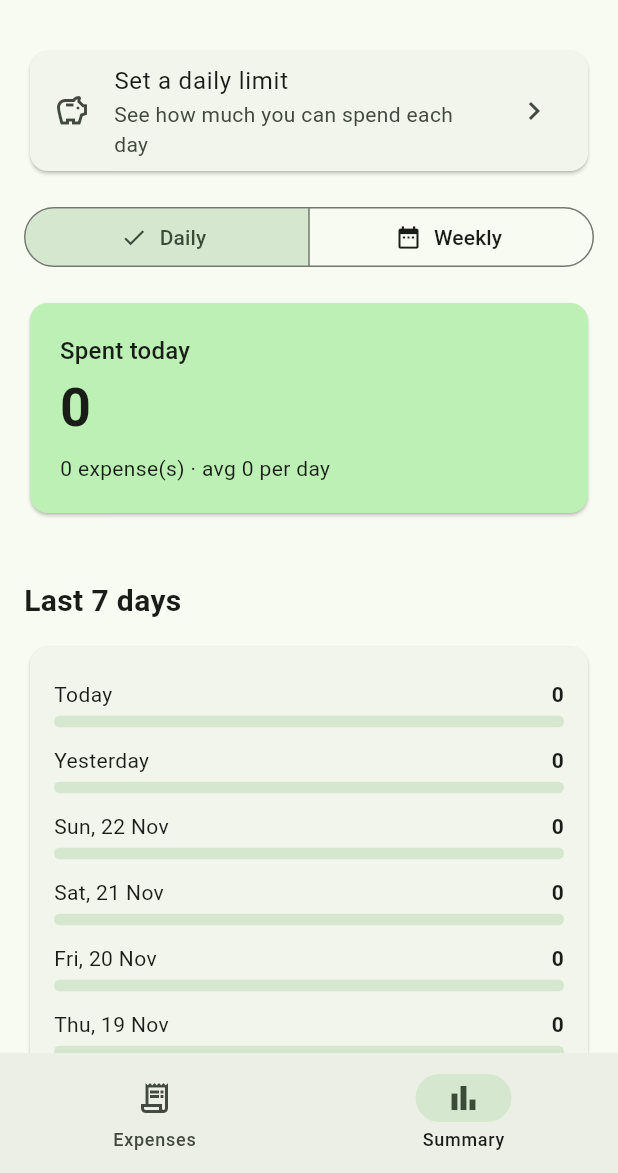
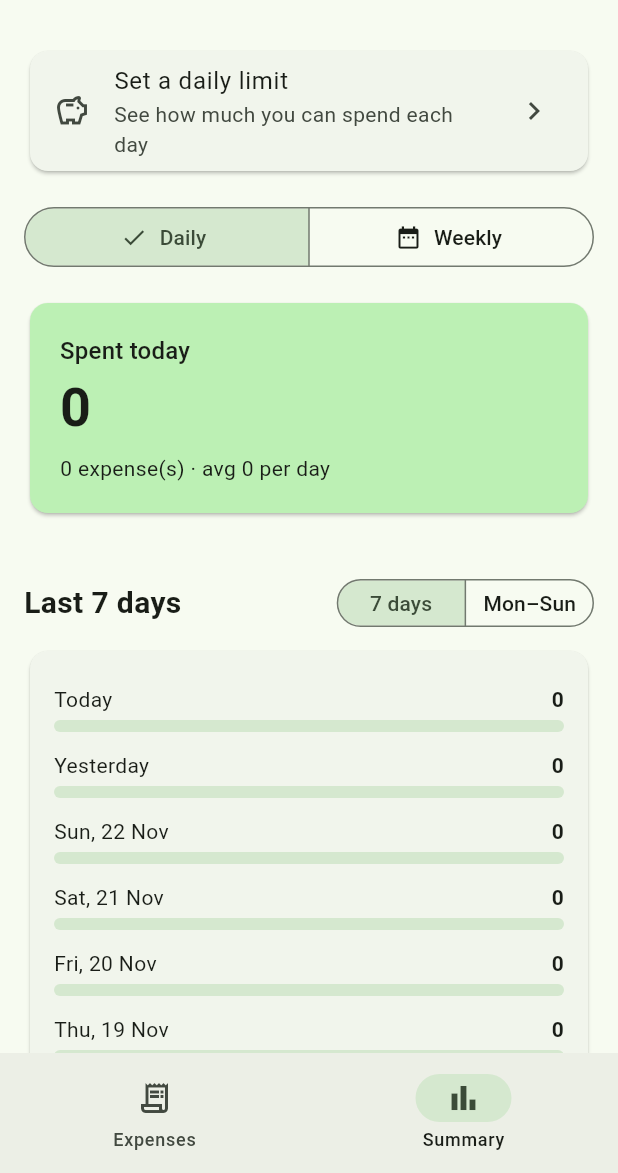
Before and after one commit to just-sil/expense_tracker, a Flutter app: the screen it shows after launch, item 2 of the bottom bar chosen, on a phone screen of 412 x 824 dp, the part 63-1236 px from its top. Run offline on Flutter 3.47's test engine with Material 3 defaults, Android fonts, the phone set to English and light mode, and no system bars; our stand-ins replace image_picker, sqflite; accounts and stored records are empty.

Commit message:
Add a 7 days / Mon-Sun toggle to the daily history
Mon-Sun lists this week from Monday up to today, matching the
daily limit's weekly reset. The choice is remembered.

Co-Authored-By: Claude Opus 5.5 <noreply@anthropic.com>
Claude-Session: https://claude.ai/code/session_011WAXyd4EXqbkAkEMhB5AcK

```diff
--- a/lib/screens/summary_screen.dart
+++ b/lib/screens/summary_screen.dart
@@ -38,19 +38,45 @@ class SummaryScreen extends StatefulWidget {
 
 enum _Period { daily, weekly }
 
+/// Which days the daily history lists.
+enum _DayRange { last7, thisWeek }
+
 class _SummaryScreenState
     extends State<SummaryScreen> {
   _Period period = _Period.daily;
+
+  _DayRange dayRange = _DayRange.last7;
 
   /// Daily spending limit; null when not set.
   double? dailyLimit;
 
   static const String _limitKey = 'daily_limit';
+  static const String _dayRangeKey = 'day_range';
 
   @override
   void initState() {
     super.initState();
     _loadLimit();
+    _loadDayRange();
+  }
+
+  Future<void> _loadDayRange() async {
+    final value =
+        await LocalDatabase.instance.getSetting(_dayRangeKey);
+
+    if (!mounted) return;
+
+    setState(() {
+      dayRange = _DayRange.values.firstWhere(
+        (r) => r.name == value,
+        orElse: () => _DayRange.last7,
+      );
+    });
+  }
+
+  void _setDayRange(_DayRange range) {
+    setState(() => dayRange = range);
+    LocalDatabase.instance.setSetting(_dayRangeKey, range.name);
   }
 
   Future<void> _loadLimit() async {
@@ -222,13 +248,20 @@ class _SummaryScreenState
     List<_Entry> entries,
   ) {
     final now = DateTime.now();
+    final today = _dateOnly(now);
 
     final starts = period == _Period.daily
+        ? (dayRange == _DayRange.thisWeek
+            // This week from Monday, up to today.
             ? List.generate(
+                7,
+                (i) => _weekStart(now)
+                    .add(Duration(days: i)),
+              ).where((d) => !d.isAfter(today)).toList()
+            : List.generate(
                 _dayCount,
-            (i) => _dateOnly(now)
-                .subtract(Duration(days: i)),
-          )
+                (i) => today.subtract(Duration(days: i)),
+              ))
         : List.generate(
             _weekCount,
             (i) => _weekStart(now)
@@ -295,8 +328,12 @@ class _SummaryScreenState
 
   String _bucketLabel(DateTime start, int index) {
     if (period == _Period.daily) {
-      if (index == 0) return 'Today';
-      if (index == 1) return 'Yesterday';
+      final today = _dateOnly(DateTime.now());
+      if (start == today) return 'Today';
+      if (start ==
+          today.subtract(const Duration(days: 1))) {
+        return 'Yesterday';
+      }
       return '${_weekdays[start.weekday - 1]}, '
           '${_shortDate(start)}';
     }
@@ -375,14 +412,44 @@ class _SummaryScreenState
 
         const SizedBox(height: 24),
 
-        Text(
-          period == _Period.daily
-              ? 'Last $_dayCount days'
-              : 'Last $_weekCount weeks',
+        Row(
+          children: [
+            Expanded(
+              child: Text(
+                period == _Period.weekly
+                    ? 'Last $_weekCount weeks'
+                    : dayRange == _DayRange.thisWeek
+                        ? 'Monday to Sunday'
+                        : 'Last $_dayCount days',
                 style: const TextStyle(
                   fontSize: 20,
                   fontWeight: FontWeight.bold,
                 ),
+              ),
+            ),
+            if (period == _Period.daily)
+              SegmentedButton<_DayRange>(
+                showSelectedIcon: false,
+                style: const ButtonStyle(
+                  visualDensity: VisualDensity.compact,
+                  tapTargetSize:
+                      MaterialTapTargetSize.shrinkWrap,
+                ),
+                segments: const [
+                  ButtonSegment(
+                    value: _DayRange.last7,
+                    label: Text('7 days'),
+                  ),
+                  ButtonSegment(
+                    value: _DayRange.thisWeek,
+                    label: Text('Mon–Sun'),
+                  ),
+                ],
+                selected: {dayRange},
+                onSelectionChanged: (s) =>
+                    _setDayRange(s.first),
+              ),
+          ],
         ),
 
         const SizedBox(height: 12),
```
Lines whose indentation alone changed are shown as unchanged.
